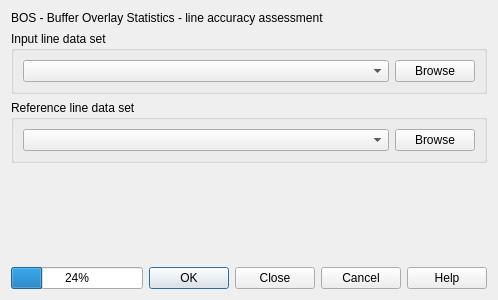
Old version of the form bos_dialog_base.ui in the repository havatv/qgisbosplugin.
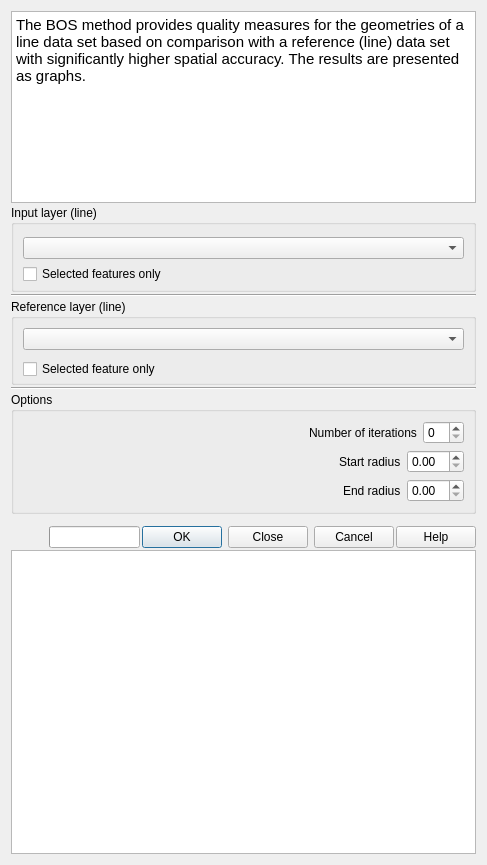
New version of the form.

```diff
--- a/bos_dialog_base.ui
+++ b/bos_dialog_base.ui
@@ -6,8 +6,8 @@
    <rect>
     <x>0</x>
     <y>0</y>
-    <width>498</width>
-    <height>300</height>
+    <width>487</width>
+    <height>865</height>
    </rect>
   </property>
   <property name="windowTitle">
@@ -15,101 +15,287 @@
   </property>
   <layout class="QVBoxLayout" name="verticalLayout">
    <item>
-    <widget class="QLabel" name="label_3">
-     <property name="text">
-      <string>BOS - Buffer Overlay Statistics - line accuracy assessment</string>
+    <layout class="QVBoxLayout" name="verticalLayout_11">
+     <property name="spacing">
+      <number>2</number>
      </property>
-    </widget>
-   </item>
-   <item>
-    <widget class="QGroupBox" name="groupBox">
-     <property name="title">
-      <string>Input line data set</string>
-     </property>
-     <layout class="QVBoxLayout" name="verticalLayout_2">
-      <item>
-       <layout class="QHBoxLayout" name="horizontalLayout_2">
+     <item>
+      <widget class="QTextBrowser" name="textBrowser">
+       <property name="sizePolicy">
+        <sizepolicy hsizetype="Expanding" vsizetype="Fixed">
+         <horstretch>0</horstretch>
+         <verstretch>0</verstretch>
+        </sizepolicy>
+       </property>
+       <property name="minimumSize">
+        <size>
+         <width>0</width>
+         <height>50</height>
+        </size>
+       </property>
+       <property name="maximumSize">
+        <size>
+         <width>16777215</width>
+         <height>250</height>
+        </size>
+       </property>
+       <property name="html">
+        <string>&lt;!DOCTYPE HTML PUBLIC &quot;-//W3C//DTD HTML 4.0//EN&quot; &quot;http://www.w3.org/TR/REC-html40/strict.dtd&quot;&gt;
+&lt;html&gt;&lt;head&gt;&lt;meta name=&quot;qrichtext&quot; content=&quot;1&quot; /&gt;&lt;style type=&quot;text/css&quot;&gt;
+p, li { white-space: pre-wrap; }
+&lt;/style&gt;&lt;/head&gt;&lt;body style=&quot; font-family:'Ubuntu'; font-size:11pt; font-weight:400; font-style:normal;&quot;&gt;
+&lt;p style=&quot; margin-top:0px; margin-bottom:0px; margin-left:0px; margin-right:0px; -qt-block-indent:0; text-indent:0px;&quot;&gt;The BOS method provides quality measures for the geometries of a line data set based on comparison with a reference (line) data set with significantly higher spatial accuracy. The results are presented as graphs.&lt;/p&gt;&lt;/body&gt;&lt;/html&gt;</string>
+       </property>
+      </widget>
+     </item>
+     <item>
+      <widget class="QGroupBox" name="groupBox">
+       <property name="title">
+        <string>Input layer (line)</string>
+       </property>
+       <layout class="QVBoxLayout" name="verticalLayout_3">
+        <property name="spacing">
+         <number>0</number>
+        </property>
+        <property name="topMargin">
+         <number>7</number>
+        </property>
+        <property name="bottomMargin">
+         <number>0</number>
+        </property>
         <item>
-         <widget class="QComboBox" name="InputLayer">
-          <property name="sizePolicy">
-           <sizepolicy hsizetype="Preferred" vsizetype="Fixed">
-            <horstretch>1</horstretch>
-            <verstretch>0</verstretch>
-           </sizepolicy>
-          </property>
-         </widget>
+         <widget class="QComboBox" name="inputLayer"/>
         </item>
         <item>
-         <widget class="QPushButton" name="pushButton">
+         <widget class="QCheckBox" name="selectedFeaturesCheckBox">
           <property name="text">
-           <string>Browse</string>
+           <string>Selected features only</string>
           </property>
          </widget>
         </item>
        </layout>
-      </item>
-     </layout>
-    </widget>
-   </item>
-   <item>
-    <widget class="QGroupBox" name="groupBox_2">
-     <property name="title">
-      <string>Reference line data set</string>
-     </property>
-     <layout class="QVBoxLayout" name="verticalLayout_3">
-      <item>
-       <layout class="QHBoxLayout" name="horizontalLayout_3">
+      </widget>
+     </item>
+     <item>
+      <widget class="Line" name="line_2">
+       <property name="orientation">
+        <enum>Qt::Horizontal</enum>
+       </property>
+      </widget>
+     </item>
+     <item>
+      <widget class="QGroupBox" name="groupBox_1">
+       <property name="sizePolicy">
+        <sizepolicy hsizetype="Preferred" vsizetype="Preferred">
+         <horstretch>0</horstretch>
+         <verstretch>0</verstretch>
+        </sizepolicy>
+       </property>
+       <property name="title">
+        <string>Reference layer (line)</string>
+       </property>
+       <layout class="QVBoxLayout" name="verticalLayout_4">
+        <property name="topMargin">
+         <number>6</number>
+        </property>
+        <property name="bottomMargin">
+         <number>0</number>
+        </property>
         <item>
-         <widget class="QComboBox" name="comboBox">
-          <property name="sizePolicy">
-           <sizepolicy hsizetype="Preferred" vsizetype="Fixed">
-            <horstretch>1</horstretch>
-            <verstretch>0</verstretch>
-           </sizepolicy>
+         <widget class="QComboBox" name="referenceLayer">
+          <property name="toolTip">
+           <string>The polygon layer to use for tiling</string>
           </property>
          </widget>
         </item>
         <item>
-         <widget class="QPushButton" name="pushButton_2">
+         <widget class="QCheckBox" name="selectedRefFeaturesCheckBox">
           <property name="text">
-           <string>Browse</string>
+           <string>Selected feature only</string>
           </property>
          </widget>
         </item>
        </layout>
-      </item>
-     </layout>
-    </widget>
-   </item>
-   <item>
-    <spacer name="verticalSpacer">
-     <property name="orientation">
-      <enum>Qt::Vertical</enum>
-     </property>
-     <property name="sizeHint" stdset="0">
-      <size>
-       <width>20</width>
-       <height>40</height>
-      </size>
-     </property>
-    </spacer>
-   </item>
-   <item>
-    <layout class="QHBoxLayout" name="horizontalLayout">
+      </widget>
+     </item>
      <item>
-      <widget class="QProgressBar" name="progressBar">
-       <property name="value">
-        <number>24</number>
+      <widget class="Line" name="line">
+       <property name="orientation">
+        <enum>Qt::Horizontal</enum>
        </property>
       </widget>
      </item>
      <item>
-      <widget class="QDialogButtonBox" name="button_box">
+      <widget class="QGroupBox" name="groupBox_2">
+       <property name="title">
+        <string>Options</string>
+       </property>
+       <layout class="QVBoxLayout" name="verticalLayout_2">
+        <item>
+         <layout class="QHBoxLayout" name="horizontalLayout">
+          <item>
+           <spacer name="horizontalSpacer">
+            <property name="orientation">
+             <enum>Qt::Horizontal</enum>
+            </property>
+            <property name="sizeHint" stdset="0">
+             <size>
+              <width>40</width>
+              <height>20</height>
+             </size>
+            </property>
+           </spacer>
+          </item>
+          <item>
+           <widget class="QLabel" name="label">
+            <property name="text">
+             <string>Number of iterations</string>
+            </property>
+           </widget>
+          </item>
+          <item>
+           <widget class="QSpinBox" name="spinBox"/>
+          </item>
+         </layout>
+        </item>
+        <item>
+         <layout class="QHBoxLayout" name="horizontalLayout_2">
+          <item>
+           <spacer name="horizontalSpacer_2">
+            <property name="orientation">
+             <enum>Qt::Horizontal</enum>
+            </property>
+            <property name="sizeHint" stdset="0">
+             <size>
+              <width>40</width>
+              <height>20</height>
+             </size>
+            </property>
+           </spacer>
+          </item>
+          <item>
+           <widget class="QLabel" name="label_2">
+            <property name="text">
+             <string>Start radius</string>
+            </property>
+           </widget>
+          </item>
+          <item>
+           <widget class="QDoubleSpinBox" name="doubleSpinBox"/>
+          </item>
+         </layout>
+        </item>
+        <item>
+         <layout class="QHBoxLayout" name="horizontalLayout_3">
+          <item>
+           <spacer name="horizontalSpacer_3">
+            <property name="orientation">
+             <enum>Qt::Horizontal</enum>
+            </property>
+            <property name="sizeHint" stdset="0">
+             <size>
+              <width>40</width>
+              <height>20</height>
+             </size>
+            </property>
+           </spacer>
+          </item>
+          <item>
+           <widget class="QLabel" name="label_3">
+            <property name="text">
+             <string>End radius</string>
+            </property>
+           </widget>
+          </item>
+          <item>
+           <widget class="QDoubleSpinBox" name="doubleSpinBox_2"/>
+          </item>
+         </layout>
+        </item>
+       </layout>
+      </widget>
+     </item>
+     <item>
+      <spacer name="verticalSpacer">
        <property name="orientation">
-        <enum>Qt::Horizontal</enum>
+        <enum>Qt::Vertical</enum>
        </property>
-       <property name="standardButtons">
-        <set>QDialogButtonBox::Cancel|QDialogButtonBox::Close|QDialogButtonBox::Help|QDialogButtonBox::Ok</set>
+       <property name="sizeType">
+        <enum>QSizePolicy::Fixed</enum>
+       </property>
+       <property name="sizeHint" stdset="0">
+        <size>
+         <width>20</width>
+         <height>10</height>
+        </size>
+       </property>
+      </spacer>
+     </item>
+     <item>
+      <layout class="QHBoxLayout" name="horizontalLayout_4">
+       <item>
+        <spacer name="horizontalSpacer_6">
+         <property name="orientation">
+          <enum>Qt::Horizontal</enum>
+         </property>
+         <property name="sizeHint" stdset="0">
+          <size>
+           <width>100000</width>
+           <height>20</height>
+          </size>
+         </property>
+        </spacer>
+       </item>
+       <item>
+        <widget class="QProgressBar" name="progressBar"/>
+       </item>
+       <item>
+        <widget class="QDialogButtonBox" name="button_box">
+         <property name="standardButtons">
+          <set>QDialogButtonBox::Cancel|QDialogButtonBox::Close|QDialogButtonBox::Ok</set>
+         </property>
+         <property name="centerButtons">
+          <bool>false</bool>
+         </property>
+        </widget>
+       </item>
+       <item>
+        <widget class="QPushButton" name="helpButton">
+         <property name="text">
+          <string>Help</string>
+         </property>
+        </widget>
+       </item>
+      </layout>
+     </item>
+     <item>
+      <widget class="QGraphicsView" name="BOSGraphicsView">
+       <property name="sizePolicy">
+        <sizepolicy hsizetype="Expanding" vsizetype="Fixed">
+         <horstretch>0</horstretch>
+         <verstretch>1</verstretch>
+        </sizepolicy>
+       </property>
+       <property name="minimumSize">
+        <size>
+         <width>304</width>
+         <height>304</height>
+        </size>
+       </property>
+       <property name="maximumSize">
+        <size>
+         <width>16777215</width>
+         <height>304</height>
+        </size>
+       </property>
+       <property name="verticalScrollBarPolicy">
+        <enum>Qt::ScrollBarAlwaysOff</enum>
+       </property>
+       <property name="horizontalScrollBarPolicy">
+        <enum>Qt::ScrollBarAlwaysOff</enum>
+       </property>
+       <property name="interactive">
+        <bool>false</bool>
        </property>
       </widget>
      </item>
```
Left out of the diff: 2 changed lines with no effect on the pictures.
